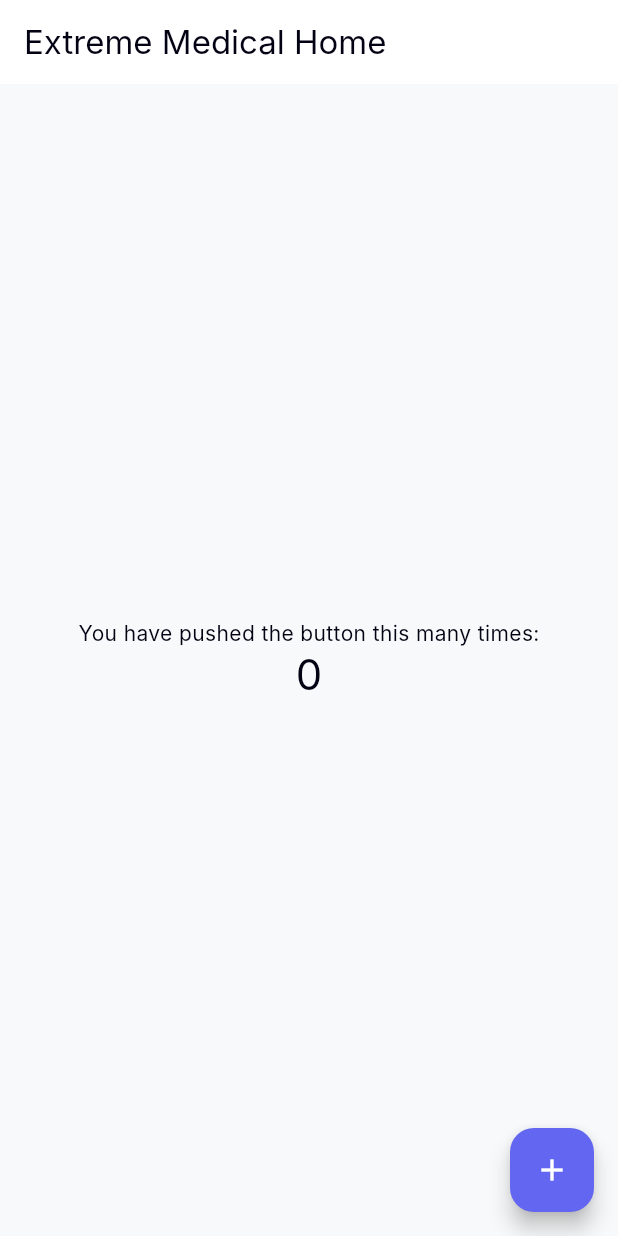
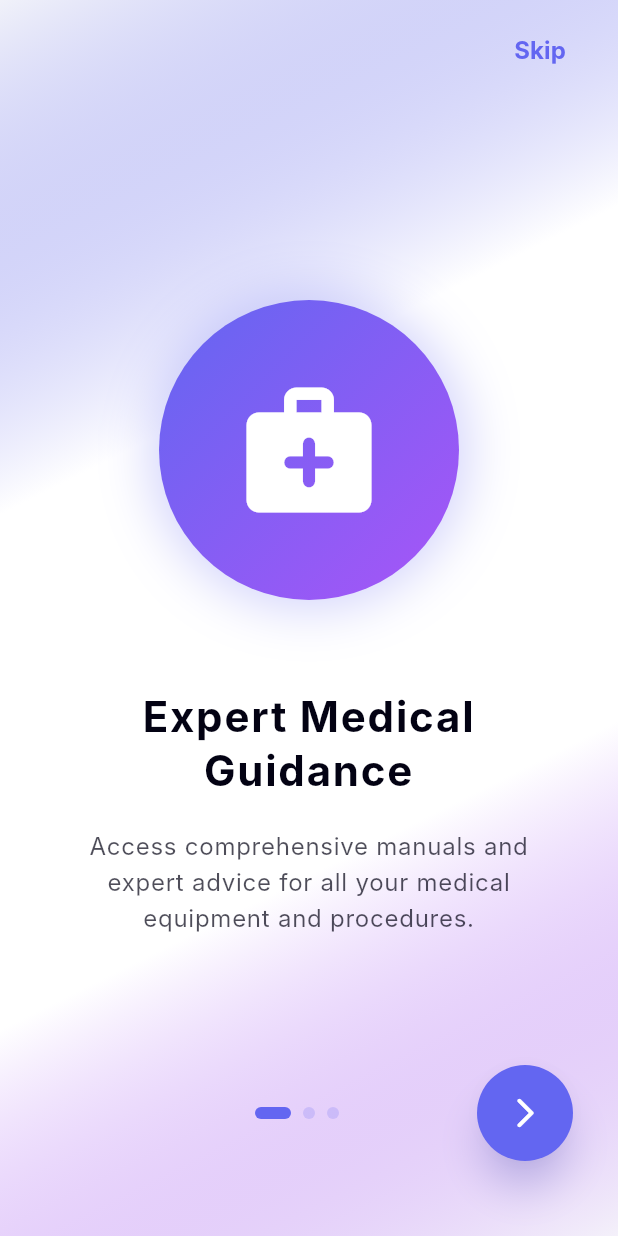
Before and after one commit to AbdoAhmedElbanaa/extrememedicaluserapp, a Flutter app: the screen it shows after launch, on a phone screen of 412 x 824 dp. Run offline on Flutter 3.47's test engine with Material 3 defaults, Android fonts, the phone set to English and light mode, and no system bars; drawn by our look-alikes of flutter_animate; our stand-ins replace firebase_core, firebase_crashlytics, get, get_storage, package_info_plus; accounts and stored records are empty; Roboto replaces fonts that are missing (Inter).

Commit message:
One Version Of Onboarding View and Controller

```diff
--- /dev/null
+++ b/lib/features/onboarding/data/models/onboarding_model.dart
@@ -0,0 +1,15 @@
+import 'package:flutter/material.dart';
+
+class OnboardingModel {
+  final String title;
+  final String description;
+  final IconData icon;
+  final List<Color> gradientColors;
+
+  OnboardingModel({
+    required this.title,
+    required this.description,
+    required this.icon,
+    required this.gradientColors,
+  });
+}
--- /dev/null
+++ b/lib/features/onboarding/presentation/controllers/onboarding_controller.dart
@@ -0,0 +1,76 @@
+import 'package:flutter/material.dart';
+import 'package:get/get.dart';
+import 'package:get_storage/get_storage.dart';
+import 'package:extrememedicaluserapp/features/onboarding/data/models/onboarding_model.dart';
+import 'package:extrememedicaluserapp/theme/app_colors.dart';
+
+class OnboardingController extends GetxController {
+  final PageController pageController = PageController();
+  final storage = GetStorage();
+
+  var currentPage = 0.obs;
+  bool get isLastPage => currentPage.value == onboardingPages.length - 1;
+
+  final List<OnboardingModel> onboardingPages = [
+    OnboardingModel(
+      title: 'Expert Medical Guidance',
+      description: 'Access comprehensive manuals and expert advice for all your medical equipment and procedures.',
+      icon: Icons.medical_services_rounded,
+      gradientColors: [AppColors.primary, AppColors.secondary],
+    ),
+    OnboardingModel(
+      title: 'Smart Diagnostics',
+      description: 'Intelligent troubleshooting and step-by-step solutions at your fingertips, anytime, anywhere.',
+      icon: Icons.psychology_rounded,
+      gradientColors: [AppColors.secondary, const Color(0xFFEC4899)],
+    ),
+    OnboardingModel(
+      title: 'Seamless Integration',
+      description: 'Connect with healthcare professionals and keep your manual library updated automatically.',
+      icon: Icons.sync_rounded,
+      gradientColors: [const Color(0xFFEC4899), AppColors.primary],
+    ),
+  ];
+
+  void onPageChanged(int index) {
+    currentPage.value = index;
+  }
+
+  void nextPage() {
+    if (isLastPage) {
+      completeOnboarding();
+    } else {
+      pageController.nextPage(
+        duration: const Duration(milliseconds: 600),
+        curve: Curves.easeInOutCubic,
+      );
+    }
+  }
+
+  void previousPage() {
+    if (currentPage.value > 0) {
+      pageController.previousPage(
+        duration: const Duration(milliseconds: 600),
+        curve: Curves.easeInOutCubic,
+      );
+    }
+  }
+
+  void skip() {
+    completeOnboarding();
+  }
+
+  void completeOnboarding() {
+    storage.write('onboarding_seen', true);
+    // Navigate to Login or Home
+    // Get.offAllNamed('/login');
+    // For now, let's just go to a placeholder or back to home
+    Get.snackbar(
+      "Welcome!",
+      "Onboarding Completed",
+      snackPosition: SnackPosition.BOTTOM,
+      backgroundColor: AppColors.primary.withValues(alpha: 0.7),
+      colorText: Colors.white,
+    );
+  }
+}
--- /dev/null
+++ b/lib/features/onboarding/presentation/views/onboarding_view.dart
@@ -0,0 +1,208 @@
+import 'package:flutter/material.dart';
+import 'package:get/get.dart';
+import 'package:flutter_animate/flutter_animate.dart';
+import 'package:extrememedicaluserapp/features/onboarding/presentation/controllers/onboarding_controller.dart';
+import 'package:extrememedicaluserapp/theme/app_colors.dart';
+
+class OnboardingView extends GetView<OnboardingController> {
+  const OnboardingView({super.key});
+
+  @override
+  Widget build(BuildContext context) {
+    Get.put(OnboardingController());
+    final theme = Theme.of(context);
+    final isDark = theme.brightness == Brightness.dark;
+
+    return Scaffold(
+      body: Stack(
+        children: [
+          // Background Gradient matching the current page
+          Obx(() {
+            final page = controller.onboardingPages[controller.currentPage.value];
+            return Container(
+              decoration: BoxDecoration(
+                gradient: LinearGradient(
+                  begin: Alignment.topLeft,
+                  end: Alignment.bottomRight,
+                  colors: isDark
+                    ? [
+                        page.gradientColors[0].withValues(alpha: 0.15),
+                        AppColors.backgroundDark,
+                        AppColors.backgroundDark,
+                        page.gradientColors[1].withValues(alpha: 0.15),
+                      ]
+                    : [
+                        page.gradientColors[0].withValues(alpha: 0.05),
+                        Colors.white,
+                        Colors.white,
+                        page.gradientColors[1].withValues(alpha: 0.05),
+                      ],
+                ),
+              ),
+            );
+          }),
+
+          // PageView Content
+          PageView.builder(
+            controller: controller.pageController,
+            itemCount: controller.onboardingPages.length,
+            onPageChanged: controller.onPageChanged,
+            itemBuilder: (context, index) {
+              final page = controller.onboardingPages[index];
+              return Padding(
+                padding: const EdgeInsets.all(40.0),
+                child: Column(
+                  mainAxisAlignment: MainAxisAlignment.center,
+                  children: [
+                    // Animated Icon/Illustration Area
+                    Container(
+                      width: 200,
+                      height: 200,
+                      decoration: BoxDecoration(
+                        shape: BoxShape.circle,
+                        gradient: LinearGradient(
+                          colors: page.gradientColors,
+                          begin: Alignment.topLeft,
+                          end: Alignment.bottomRight,
+                        ),
+                        boxShadow: [
+                          BoxShadow(
+                            color: page.gradientColors[0].withValues(alpha: 0.3),
+                            blurRadius: 30,
+                            spreadRadius: 5,
+                          ),
+                        ],
+                      ),
+                      child: Icon(
+                        page.icon,
+                        size: 100,
+                        color: Colors.white,
+                      ),
+                    )
+                    .animate(key: ValueKey(index))
+                    .scale(duration: const Duration(milliseconds: 600), curve: Curves.easeOutBack)
+                    .shimmer(delay: const Duration(milliseconds: 800), duration: const Duration(milliseconds: 1500)),
+
+                    const SizedBox(height: 60),
+
+                    // Title
+                    Text(
+                      page.title,
+                      textAlign: TextAlign.center,
+                      style: theme.textTheme.headlineMedium?.copyWith(
+                        fontWeight: FontWeight.bold,
+                        color: theme.colorScheme.onSurface,
+                        letterSpacing: 1.2,
+                      ),
+                    )
+                    .animate(key: ValueKey('t$index'))
+                    .fadeIn(duration: const Duration(milliseconds: 600))
+                    .slideY(begin: 0.2, end: 0),
+
+                    const SizedBox(height: 20),
+
+                    // Description
+                    Text(
+                      page.description,
+                      textAlign: TextAlign.center,
+                      style: theme.textTheme.bodyLarge?.copyWith(
+                        color: theme.colorScheme.onSurface.withValues(alpha: 0.7),
+                        height: 1.5,
+                      ),
+                    )
+                    .animate(key: ValueKey('d$index'))
+                    .fadeIn(delay: const Duration(milliseconds: 200), duration: const Duration(milliseconds: 600))
+                    .slideY(begin: 0.2, end: 0),
+                  ],
+                ),
+              );
+            },
+          ),
+
+          // Top Skip Button
+          Positioned(
+            top: MediaQuery.of(context).padding.top + 10,
+            right: 20,
+            child: TextButton(
+              onPressed: controller.skip,
+              child: Text(
+                'Skip',
+                style: TextStyle(
+                  color: theme.colorScheme.primary,
+                  fontWeight: FontWeight.bold,
+                  fontSize: 16,
+                ),
+              ),
+            ),
+          ).animate().fadeIn(delay: const Duration(milliseconds: 500)),
+
+          // Bottom Navigation
+          Positioned(
+            bottom: 50,
+            left: 30,
+            right: 30,
+            child: Row(
+              mainAxisAlignment: MainAxisAlignment.spaceBetween,
+              children: [
+                // Back Button (Hidden on first page)
+                Obx(() => AnimatedOpacity(
+                  opacity: controller.currentPage.value > 0 ? 1.0 : 0.0,
+                  duration: const Duration(milliseconds: 300),
+                  child: IconButton(
+                    onPressed: controller.currentPage.value > 0
+                      ? controller.previousPage
+                      : null,
+                    icon: const Icon(Icons.arrow_back_ios_new_rounded),
+                    color: theme.colorScheme.onSurface.withValues(alpha: 0.5),
+                  ),
+                )),
+
+                // Animated Indicators
+                Row(
+                  children: List.generate(
+                    controller.onboardingPages.length,
+                    (index) => Obx(() {
+                      bool isSelected = controller.currentPage.value == index;
+                      return AnimatedContainer(
+                        duration: const Duration(milliseconds: 300),
+                        margin: const EdgeInsets.symmetric(horizontal: 4),
+                        height: 8,
+                        width: isSelected ? 24 : 8,
+                        decoration: BoxDecoration(
+                          color: isSelected
+                            ? theme.colorScheme.primary
+                            : theme.colorScheme.primary.withValues(alpha: 0.2),
+                          borderRadius: BorderRadius.circular(4),
+                        ),
+                      );
+                    }),
+                  ),
+                ),
+
+                // Next/Get Started Button
+                Obx(() => ElevatedButton(
+                  onPressed: controller.nextPage,
+                  style: ElevatedButton.styleFrom(
+                    backgroundColor: theme.colorScheme.primary,
+                    foregroundColor: Colors.white,
+                    shape: const CircleBorder(),
+                    padding: const EdgeInsets.all(20),
+                    elevation: 10,
+                    shadowColor: theme.colorScheme.primary.withValues(alpha: 0.4),
+                  ),
+                  child: Icon(
+                    controller.isLastPage
+                      ? Icons.check_rounded
+                      : Icons.arrow_forward_ios_rounded,
+                    size: 24,
+                  ),
+                ).animate(target: controller.isLastPage ? 1 : 0)
+                 .shimmer(delay: const Duration(seconds: 2), duration: const Duration(seconds: 1))),
+              ],
+            ),
+          ),
+        ],
+      ),
+    );
+  }
+}
--- a/lib/features/splash/presentation/controllers/splash_controller.dart
+++ b/lib/features/splash/presentation/controllers/splash_controller.dart
@@ -1,15 +1,18 @@
 import 'package:get/get.dart';
+import 'package:get_storage/get_storage.dart';
 import 'package:package_info_plus/package_info_plus.dart';
 import 'package:extrememedicaluserapp/main.dart';
+import 'package:extrememedicaluserapp/features/onboarding/presentation/views/onboarding_view.dart';
 
 class SplashController extends GetxController {
   var version = '1.0.0'.obs;
+  final storage = GetStorage();
 
   @override
   void onInit() {
     super.onInit();
     _getVersion();
-    _navigateToHome();
+    _navigateToNext();
   }
 
   void _getVersion() async {
@@ -17,8 +20,15 @@ class SplashController extends GetxController {
     version.value = packageInfo.version;
   }
 
-  void _navigateToHome() async {
+  void _navigateToNext() async {
     await Future.delayed(const Duration(seconds: 3));
-    Get.offAll(() => const MyHomePage(title: 'Extreme Medical Home'));
+
+    bool onboardingSeen = storage.read('onboarding_seen') ?? false;
+
+    if (onboardingSeen) {
+      Get.offAll(() => const MyHomePage(title: 'Extreme Medical Home'));
+    } else {
+      Get.offAll(() => const OnboardingView());
+    }
   }
 }
--- a/lib/main.dart
+++ b/lib/main.dart
@@ -1,11 +1,15 @@
 import 'package:flutter/material.dart';
 import 'package:get/get.dart';
+import 'package:get_storage/get_storage.dart';
 import 'package:extrememedicaluserapp/core/services/firebase_service.dart';
 import 'package:extrememedicaluserapp/theme/app_theme.dart';
 import 'package:extrememedicaluserapp/features/splash/presentation/views/splash_view.dart';
 
 void main() async {
   WidgetsFlutterBinding.ensureInitialized();
+
+  // Initialize GetStorage
+  await GetStorage.init();
 
   // Initialize Firebase Service
   await Get.putAsync(() => FirebaseService().init());
--- a/pubspec.yaml
+++ b/pubspec.yaml
@@ -16,6 +16,7 @@ dependencies:
 
   cupertino_icons: ^1.0.8
   get: ^4.6.6
+  get_storage: ^2.1.1
   path: ^1.9.0
   args: ^2.5.0
 
```
Also changed, not shown: pubspec.lock, 2 other files.
